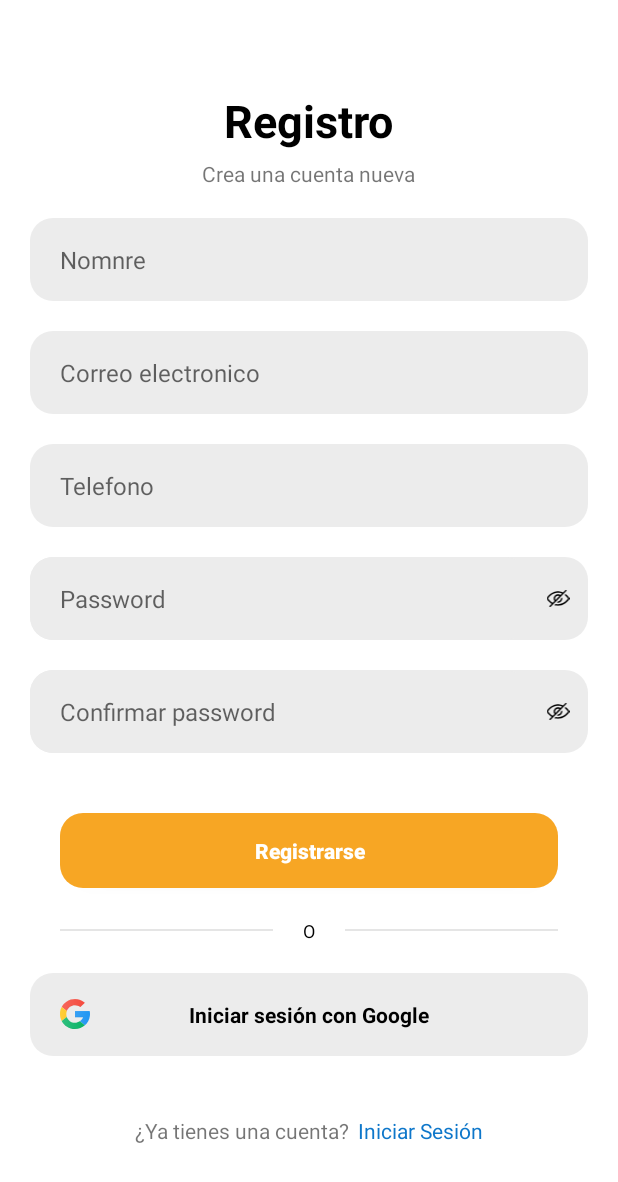
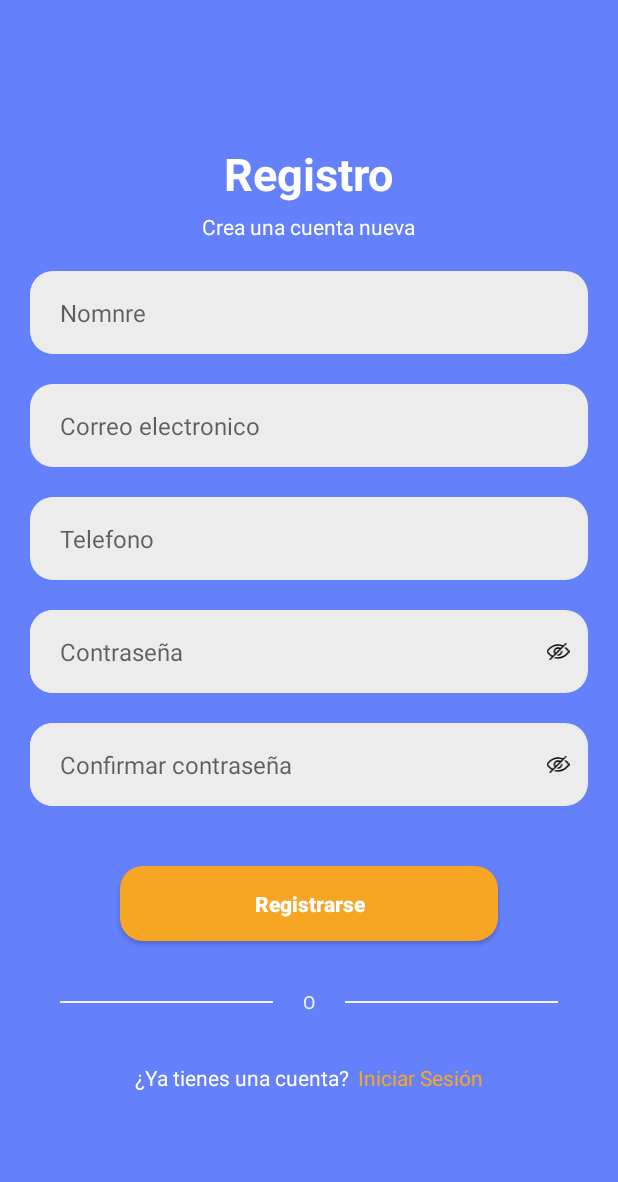
Before and after one commit to Nestor-DS/FindApp, an Android app: the Register screen opened directly, with no data from a screen before it, on a phone screen of 412 x 824 dp. Shown: the top 1182 px of the screen. Run offline under Robolectric (Android 15) with nearby library versions, the phone set to English and light mode, and no system bars; our stand-ins replace Volley.

Commit message:
Actualizacion de regostro

```diff
--- a/app/src/main/res/layout/activity_register.xml
+++ b/app/src/main/res/layout/activity_register.xml
@@ -6,6 +6,7 @@
     android:layout_height="match_parent"
     android:gravity="center"
     android:orientation="vertical"
+    android:background="@color/primary1"
     tools:context=".Register">
 
     <TextView
@@ -15,13 +16,14 @@
         android:text="Registro"
         android:textSize="30sp"
         android:textStyle="bold"
-        android:textColor="@color/black"/>
+        android:textColor="@color/white"/>
 
     <TextView
         android:layout_width="wrap_content"
         android:layout_height="wrap_content"
         android:layout_gravity="center"
         android:text="Crea una cuenta nueva"
+        android:textColor="@color/white"
         android:layout_marginTop="5dp"/>
 
     <EditText
@@ -83,7 +85,7 @@
             android:layout_width="match_parent"
             android:layout_height="match_parent"
             android:background="@drawable/background_edit_text"
-            android:hint="Password"
+            android:hint="Contraseña"
             android:paddingStart="20dp"
             android:paddingEnd="20dp"
             android:textSize="16sp"
@@ -117,7 +119,7 @@
             android:layout_width="match_parent"
             android:layout_height="match_parent"
             android:background="@drawable/background_edit_text"
-            android:hint="Confirmar password"
+            android:hint="Confirmar contraseña"
             android:paddingStart="20dp"
             android:paddingEnd="20dp"
             android:textSize="16sp"
@@ -141,9 +143,9 @@
         android:id="@+id/singUpBtn"
         android:layout_width="match_parent"
         android:layout_height="50dp"
-        android:layout_marginStart="40dp"
+        android:layout_marginStart="80dp"
         android:layout_marginTop="40dp"
-        android:layout_marginEnd="40dp"
+        android:layout_marginEnd="80dp"
         android:background="@drawable/background_btn_primary"
         android:onClick="clickBtnInsertar"
         android:text="Registrarse"
@@ -162,7 +164,7 @@
             android:layout_centerVertical="true"
             android:layout_width="match_parent"
             android:layout_height="1dp"
-            android:background="#1A000000"
+            android:background="#F4F3F3"
             android:layout_toStartOf="@+id/orTxt"
             android:layout_marginEnd="20dp"
             android:layout_marginStart="20dp"/>
@@ -171,59 +173,38 @@
             android:id="@+id/orTxt"
             android:layout_width="wrap_content"
             android:layout_height="wrap_content"
+            android:layout_centerInParent="true"
             android:text="O"
-            android:layout_centerInParent="true"
-            android:textSize="12sp"
-            android:textColor="#000000"/>
+            android:textColor="#F4F3F3"
+            android:textSize="12sp" />
 
         <View
             android:layout_centerVertical="true"
             android:layout_width="match_parent"
             android:layout_height="1dp"
-            android:background="#1A000000"
+            android:background="#F4F3F3"
             android:layout_toEndOf="@+id/orTxt"
             android:layout_marginEnd="20dp"
+            android:layout_marginTop="40dp"
             android:layout_marginStart="20dp"/>
 
     </RelativeLayout>
 
-    <RelativeLayout
-        android:layout_width="match_parent"
-        android:layout_height="55dp"
-        android:background="@drawable/background_edit_text"
-        android:layout_marginTop="20dp"
-        android:layout_marginStart="20dp"
-        android:layout_marginEnd="20dp">
 
-        <ImageView
-            android:layout_width="20dp"
-            android:layout_height="20dp"
-            android:layout_centerVertical="true"
-            android:layout_marginStart="20dp"
-            android:adjustViewBounds="true"
-            android:src="@drawable/google2"/>
-
-        <TextView
-            android:layout_width="wrap_content"
-            android:layout_height="wrap_content"
-            android:layout_centerInParent="true"
-            android:text="Iniciar sesión con Google"
-            android:textColor="@color/black"
-            android:textStyle="bold" />
-
-    </RelativeLayout>
 
     <LinearLayout
         android:layout_width="wrap_content"
         android:layout_height="wrap_content"
         android:orientation="horizontal"
         android:gravity="center"
-        android:layout_marginTop="40dp">
+        android:layout_marginTop="20dp">
 
         <TextView
             android:layout_width="wrap_content"
             android:layout_height="wrap_content"
-            android:text="¿Ya tienes una cuenta?"/>
+            android:text="¿Ya tienes una cuenta?"
+            android:textColor="@color/white"
+            />
 
         <TextView
             android:id="@+id/singInBtn"
@@ -232,7 +213,7 @@
             android:layout_marginStart="5dp"
             android:onClick="clickBtnRegister"
             android:text="Iniciar Sesión"
-            android:textColor="#0E77CA" />
+            android:textColor="#f7a624" />
 
     </LinearLayout>
 
```
